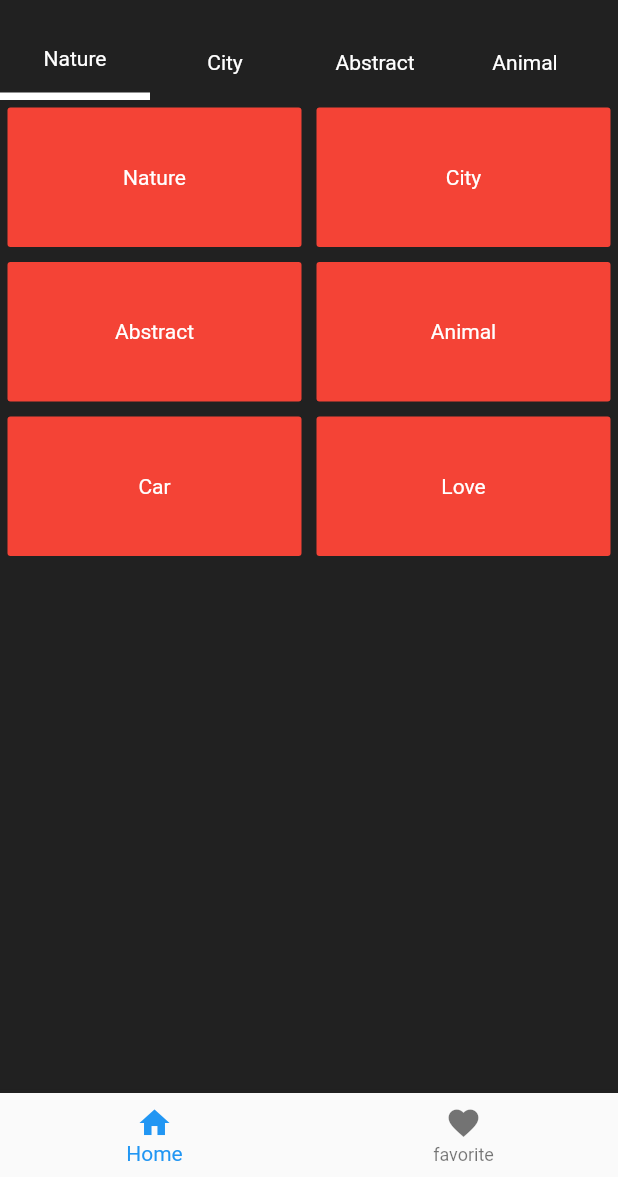
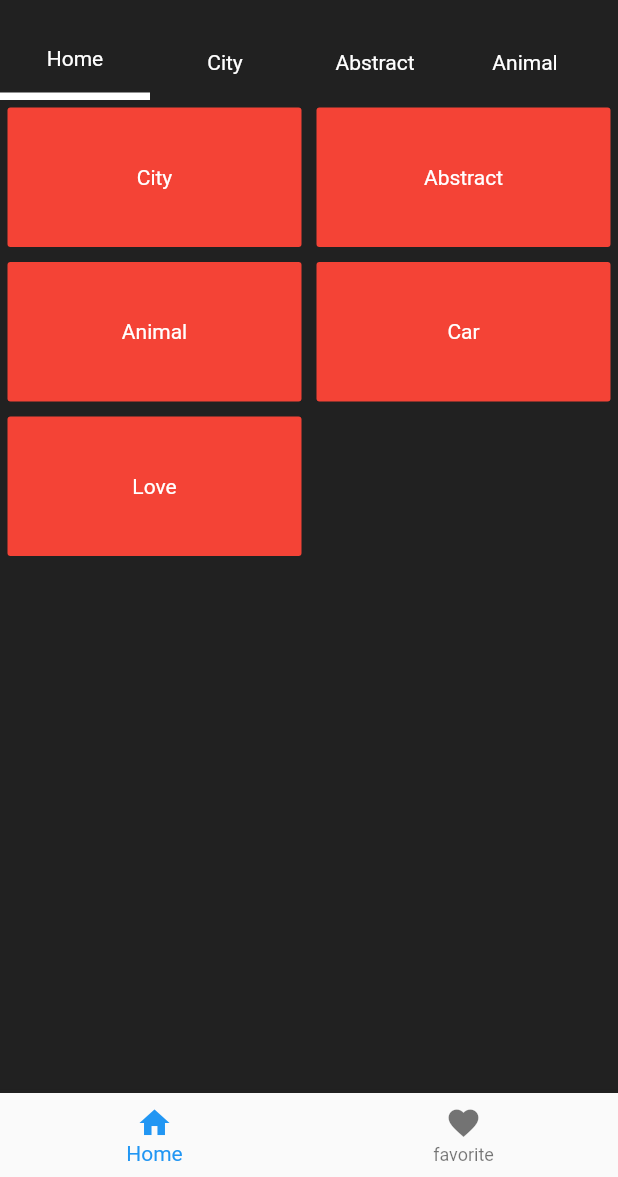
Before and after one commit to achrefbs/LiveWallpapers, a Flutter app: the screen it shows after launch, on a phone screen of 412 x 824 dp, the part 59-1236 px from its top. Run offline on Flutter 3.47's test engine with Material 2 defaults, Android fonts, the phone set to English and light mode, and no system bars.

Commit message:
fix menu

```diff
--- a/lib/components/scroll_menu.dart
+++ b/lib/components/scroll_menu.dart
@@ -11,12 +11,14 @@ class ScrollMenu extends StatelessWidget {
 
   @override
   Widget build(BuildContext context) {
+    Helper helper = Provider.of<Helper>(context);
     return SingleChildScrollView(
       scrollDirection: Axis.horizontal,
       child: Row(
         children: List.generate(
-          categories.length,
-          (index) => ScrollMenuItem(category: categories[index]),
+          helper.getCategoryLength(),
+          (index) =>
+              ScrollMenuItem(category: helper.getCategory(index), index: index),
         ),
       ),
     );
@@ -24,8 +26,10 @@ class ScrollMenu extends StatelessWidget {
 }
 
 class ScrollMenuItem extends StatefulWidget {
-  const ScrollMenuItem({Key? key, required this.category}) : super(key: key);
+  const ScrollMenuItem({Key? key, required this.category, required this.index})
+      : super(key: key);
   final Category category;
+  final int index;
   @override
   State<ScrollMenuItem> createState() => _ScrollMenuItemState();
 }
@@ -39,14 +43,15 @@ class _ScrollMenuItemState extends State<ScrollMenuItem> {
     Helper helper = Provider.of<Helper>(context);
     return GestureDetector(
       onTap: () {
-        helper.index = categories.indexOf(widget.category);
+        helper.index = widget.index;
+        helper.goToPage(widget.index);
       },
       child: Container(
         height: scrollMenuHeight,
         width: scrollMenuWidth,
         decoration: BoxDecoration(
             color: kMainColor,
-            border: helper.index == categories.indexOf(widget.category)
+            border: helper.index == widget.index
                 ? const Border(
                     bottom: BorderSide(color: Colors.white, width: 5.0))
                 : null),
--- a/lib/main.dart
+++ b/lib/main.dart
@@ -1,6 +1,6 @@
 import 'package:flutter/material.dart';
 import 'package:live_wallpaper/providers/helper.dart';
-import 'package:live_wallpaper/screens/home_page.dart';
+import 'package:live_wallpaper/screens/Main_screen.dart';
 import 'package:provider/provider.dart';
 
 void main() {
@@ -10,7 +10,6 @@ void main() {
 class MyApp extends StatelessWidget {
   const MyApp({super.key});
 
-  // This widget is the root of your application.
   @override
   Widget build(BuildContext context) {
     return MaterialApp(
@@ -22,7 +21,7 @@ class MyApp extends StatelessWidget {
             create: (context) => Helper(),
           ),
         ],
-        child: HomePage(),
+        child: MainScreen(),
       ),
     );
   }
--- a/lib/providers/helper.dart
+++ b/lib/providers/helper.dart
@@ -1,9 +1,13 @@
 import 'package:flutter/material.dart';
 import 'package:live_wallpaper/models/category.dart';
 
+class Helper extends ChangeNotifier {
+  PageController pageController = PageController();
+
+  int _index = 0;
   var categories = [
     const Category(
-    name: "Nature",
+      name: "Home",
       image: "assets/images/nature.jpg",
     ),
     const Category(
@@ -28,13 +32,30 @@ var categories = [
     ),
   ];
 
-class Helper extends ChangeNotifier {
-  int _index = 0;
-
   int get index => _index;
 
   set index(int value) {
     _index = value;
     notifyListeners();
   }
+
+  Category getCategory(int index) {
+    return categories[index];
   }
+
+  int getCategoryLength() {
+    return categories.length;
+  }
+
+  getCategoryIndex(Category category) {
+    return categories.indexOf(category);
+  }
+
+  goToPage(int index) {
+    pageController.animateToPage(
+      index,
+      duration: const Duration(milliseconds: 500),
+      curve: Curves.easeInOut,
+    );
+  }
+}
--- /dev/null
+++ b/lib/screens/Main_screen.dart
@@ -0,0 +1,58 @@
+import 'package:flutter/material.dart';
+import 'package:live_wallpaper/providers/helper.dart';
+import 'package:live_wallpaper/components/nav_bar.dart';
+import 'package:live_wallpaper/components/scroll_menu.dart';
+import 'package:live_wallpaper/screens/home_page.dart';
+import 'package:live_wallpaper/vars.dart';
+import 'package:provider/provider.dart';
+
+class MainScreen extends StatelessWidget {
+  MainScreen({super.key});
+
+  @override
+  Widget build(BuildContext context) {
+    Helper helper = Provider.of<Helper>(context);
+    return Scaffold(
+      appBar: AppBar(
+        backgroundColor: kMainColor,
+        title: const Text("Live Wallpaper"),
+        elevation: 0,
+        leading: IconButton(
+          onPressed: () {},
+          icon: const Icon(Icons.menu),
+        ),
+        actions: [
+          IconButton(
+            onPressed: () {},
+            icon: const Icon(Icons.search),
+          ),
+        ],
+      ),
+      body: Center(
+        child: Column(
+          children: [
+            const ScrollMenu(),
+            Expanded(
+              child: PageView.builder(
+                controller: helper.pageController,
+                // onPageChanged: (value) {
+                //   helper.index = value;
+                // },
+                itemCount: helper.getCategoryLength(),
+                itemBuilder: (context, index) {
+                  if (index == 0) {
+                    return HomePage();
+                  } else {
+                    print("object");
+                    return Container();
+                  }
+                },
+              ),
+            ),
+          ],
+        ),
+      ),
+      bottomNavigationBar: const NavBar(),
+    );
+  }
+}
--- a/lib/screens/home_page.dart
+++ b/lib/screens/home_page.dart
@@ -1,64 +1,16 @@
 import 'package:flutter/material.dart';
 import 'package:live_wallpaper/providers/helper.dart';
-import 'package:live_wallpaper/components/nav_bar.dart';
-import 'package:live_wallpaper/components/scroll_menu.dart';
 import 'package:live_wallpaper/vars.dart';
 import 'package:provider/provider.dart';
 
 class HomePage extends StatelessWidget {
-  HomePage({super.key});
-
-  var pages = [const CategoriesPage()];
-
-  @override
-  Widget build(BuildContext context) {
-    Helper helper = Provider.of<Helper>(context);
-    return Scaffold(
-      appBar: AppBar(
-        backgroundColor: kMainColor,
-        title: const Text("Live Wallpaper"),
-        elevation: 0,
-        leading: IconButton(
-          onPressed: () {},
-          icon: const Icon(Icons.menu),
-        ),
-        actions: [
-          IconButton(
-            onPressed: () {},
-            icon: const Icon(Icons.search),
-          ),
-        ],
-      ),
-      body: Center(
-        child: Column(
-          children: [
-            const ScrollMenu(),
-            Expanded(
-              child: PageView.builder(
-                onPageChanged: (value) {
-                  helper.index = value;
-                },
-                itemCount: categories.length,
-                itemBuilder: (context, index) {
-                  return pages[index];
-                },
-              ),
-            ),
-          ],
-        ),
-      ),
-      bottomNavigationBar: const NavBar(),
-    );
-  }
-}
-
-class CategoriesPage extends StatelessWidget {
-  const CategoriesPage({
+  const HomePage({
     Key? key,
   }) : super(key: key);
 
   @override
   Widget build(BuildContext context) {
+    Helper helper = Provider.of<Helper>(context);
     return Container(
       color: kMainColor,
       child: GridView.builder(
@@ -66,7 +18,7 @@ class CategoriesPage extends StatelessWidget {
           crossAxisCount: 2,
           childAspectRatio: 2,
         ),
-        itemCount: categories.length,
+        itemCount: helper.getCategoryLength() - 1,
         itemBuilder: ((context, index) {
           return Container(
             height: 150,
@@ -81,7 +33,7 @@ class CategoriesPage extends StatelessWidget {
                 ),
             child: Center(
                 child: Text(
-              categories[index].name,
+              helper.getCategory(index + 1).name,
               style: const TextStyle(color: Colors.white),
             )),
           );
```
Lines whose indentation alone changed are shown as unchanged.
